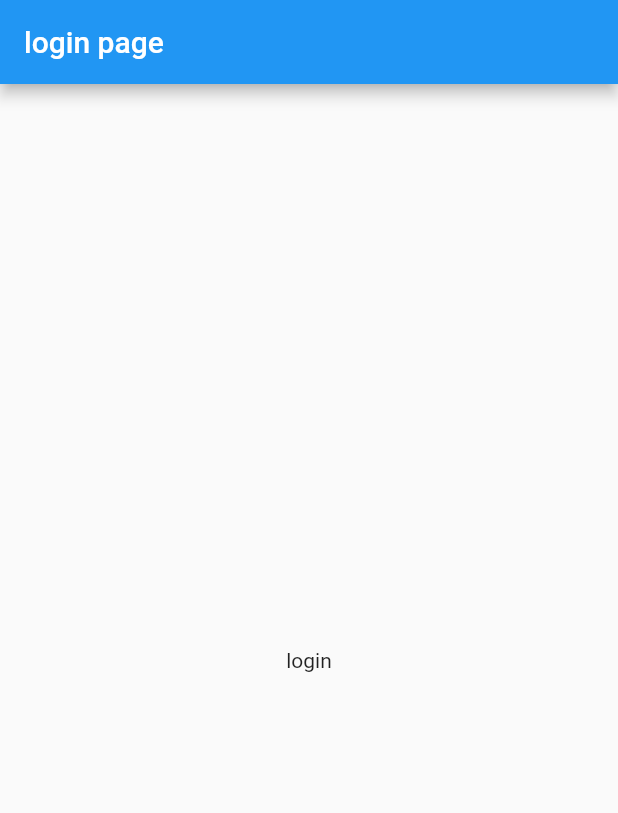
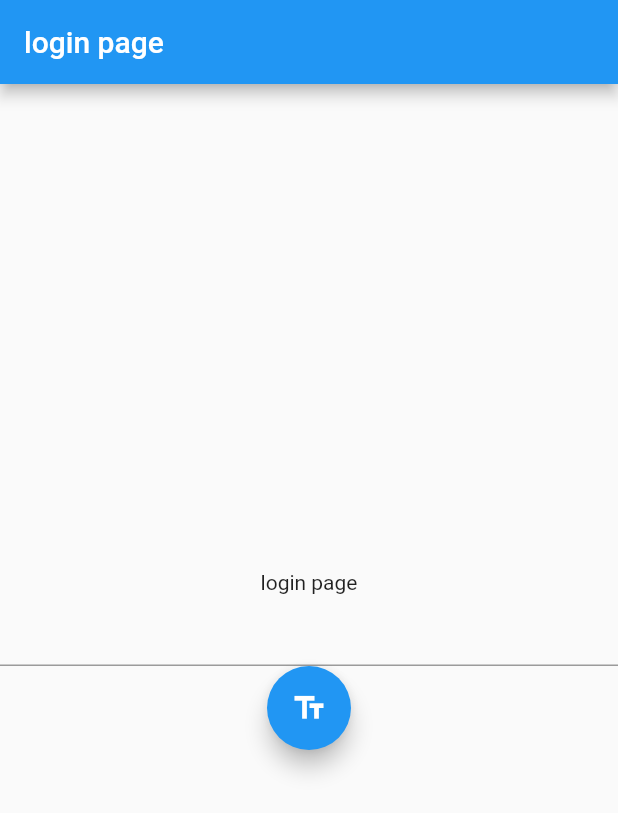
Before and after one commit to keke0123/flutter_todo_list, a Flutter app: the screen it shows after launch, on a phone screen of 412 x 824 dp. Shown: the top 813 px of the screen. Run offline on Flutter 3.47's test engine with Material 2 defaults, Android fonts, the phone set to English and light mode, and no system bars; accounts and stored records are empty.

```diff
--- a/lib/layouts/loginPage.dart
+++ b/lib/layouts/loginPage.dart
@@ -1,12 +1,43 @@
+import 'dart:ui';
+
 import 'package:flutter/material.dart';
 
 class LoginPage extends StatelessWidget {
+  final formController = {
+    'id': TextEditingController(),
+    'pwd': TextEditingController()
+  };
   @override
   Widget build(BuildContext context) {
     return Scaffold(
       appBar: AppBar(title: Text('login page')),
-      body: Center(
-        child: Text('login'),
+      body: Column(
+        mainAxisAlignment: MainAxisAlignment.center,
+        crossAxisAlignment: CrossAxisAlignment.center,
+        // mainAxisSize: MainAxisSize.max,
+        children: <Widget>[
+          Center(
+            child: Text(
+              'login page',
+              textAlign: TextAlign.center,
+            ),
+          ),
+          Center(
+              child: TextField(
+            controller: formController['id'],
+          )),
+          FloatingActionButton(
+            onPressed: () {
+              return showDialog(
+                  context: context,
+                  builder: (context) {
+                    return AlertDialog(
+                        content: Text(formController['id'].text));
+                  });
+            },
+            child: Icon(Icons.text_fields),
+          )
+        ],
       ),
     );
   }
```
